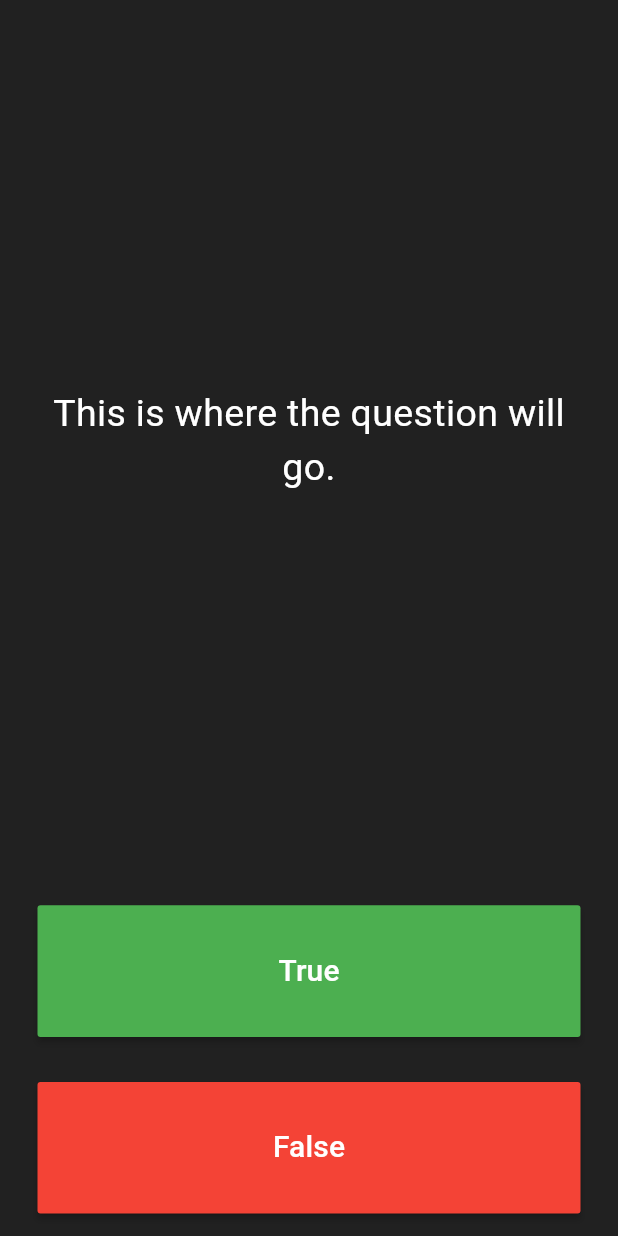
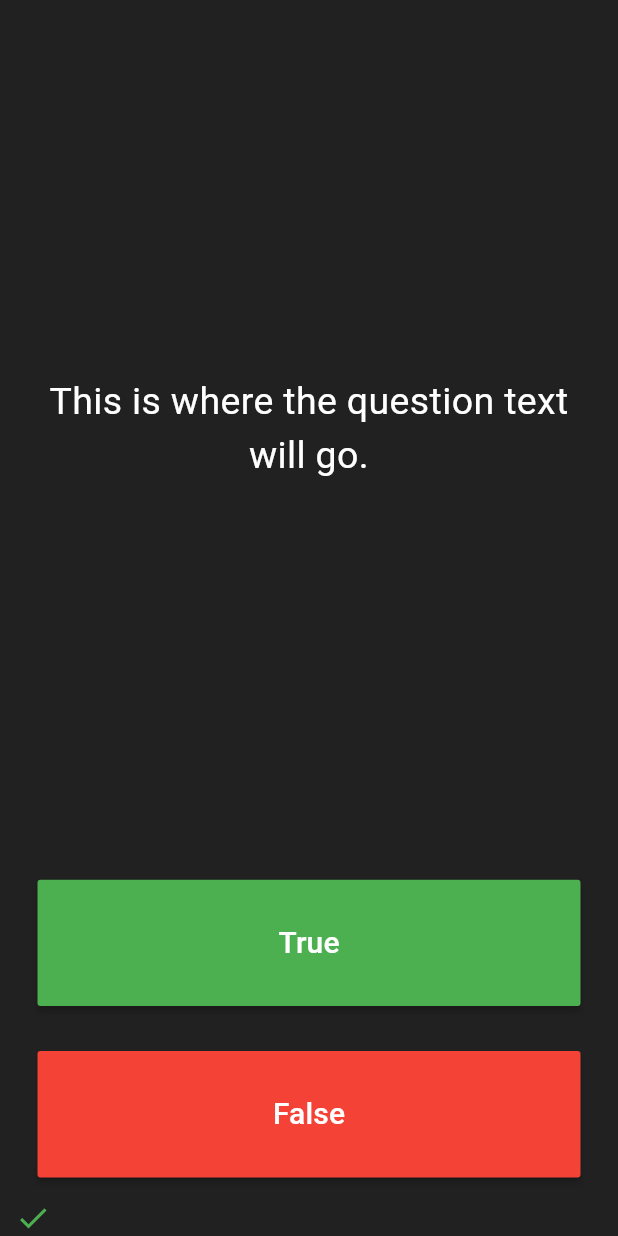
Before and after one commit to gokmentas/quizzler, a Flutter app: the screen it shows after launch, after a tap on "True", on a phone screen of 412 x 824 dp. Run offline on Flutter 3.47's test engine with Material 3 defaults, Android fonts, the phone set to English and light mode, and no system bars.

Commit message:
Added score keeper

```diff
--- a/lib/main.dart
+++ b/lib/main.dart
@@ -31,6 +31,8 @@ class QuizPage extends StatefulWidget {
 }
 
 class _QuizPageState extends State<QuizPage> {
+  List<Icon> scoreKeeper = [];
+
   @override
   Widget build(BuildContext context) {
     return Column(
@@ -42,7 +44,7 @@ class _QuizPageState extends State<QuizPage> {
             padding: EdgeInsets.all(10.0),
             child: Center(
               child: Text(
-                'This is where the question will go.',
+                'This is where the question text will go.',
                 textAlign: TextAlign.center,
                 style: TextStyle(
                   color: Colors.white,
@@ -57,7 +59,16 @@ class _QuizPageState extends State<QuizPage> {
             padding: const EdgeInsets.all(15.0),
             child: MaterialButton(
               color: Colors.green,
-              onPressed: () {},
+              onPressed: () {
+                setState(() {
+                  scoreKeeper.add(
+                    const Icon(
+                      Icons.check,
+                      color: Colors.green,
+                    ),
+                  );
+                });
+              },
               child: const Text(
                 'True',
                 style: TextStyle(
@@ -73,7 +84,16 @@ class _QuizPageState extends State<QuizPage> {
             padding: const EdgeInsets.all(15.0),
             child: MaterialButton(
               color: Colors.red,
-              onPressed: () {},
+              onPressed: () {
+                setState(() {
+                  scoreKeeper.add(
+                    const Icon(
+                      Icons.close,
+                      color: Colors.red,
+                    ),
+                  );
+                });
+              },
               child: const Text(
                 'False',
                 style: TextStyle(
@@ -84,6 +104,9 @@ class _QuizPageState extends State<QuizPage> {
             ),
           ),
         ),
+        Row(
+          children: scoreKeeper,
+        ),
       ],
     );
   }
```
Also changed, not shown: pubspec.lock.
